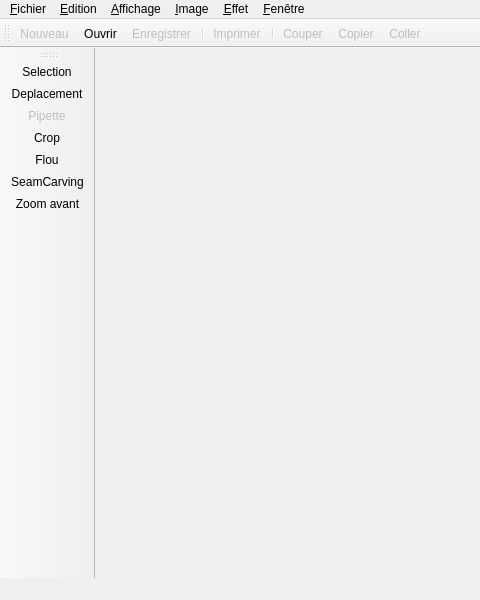
Qt form Fred/image1/mainwindow.ui (LilyOfTheWest/image) before a commit; both pictures show x 0 to 480 and y 0 to 600 of the 800 by 600 pixel window.
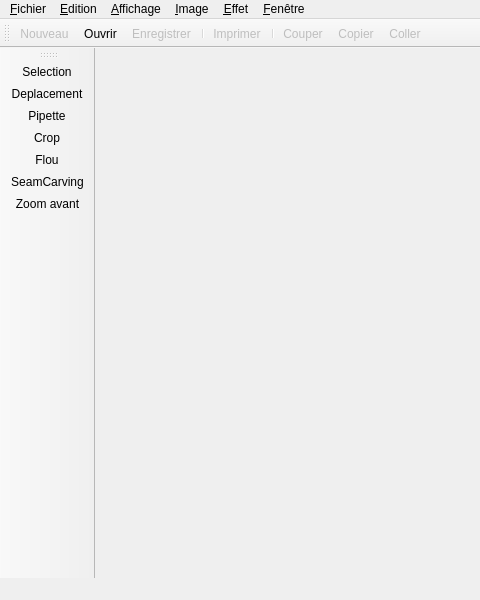
The same form after that commit. Icons and pictures are not drawn.

```diff
--- a/Fred/image1/mainwindow.ui
+++ b/Fred/image1/mainwindow.ui
@@ -471,7 +471,7 @@
   </action>
   <action name="actionPipette">
    <property name="enabled">
-    <bool>false</bool>
+    <bool>true</bool>
    </property>
    <property name="icon">
     <iconset resource="res.qrc">
```
